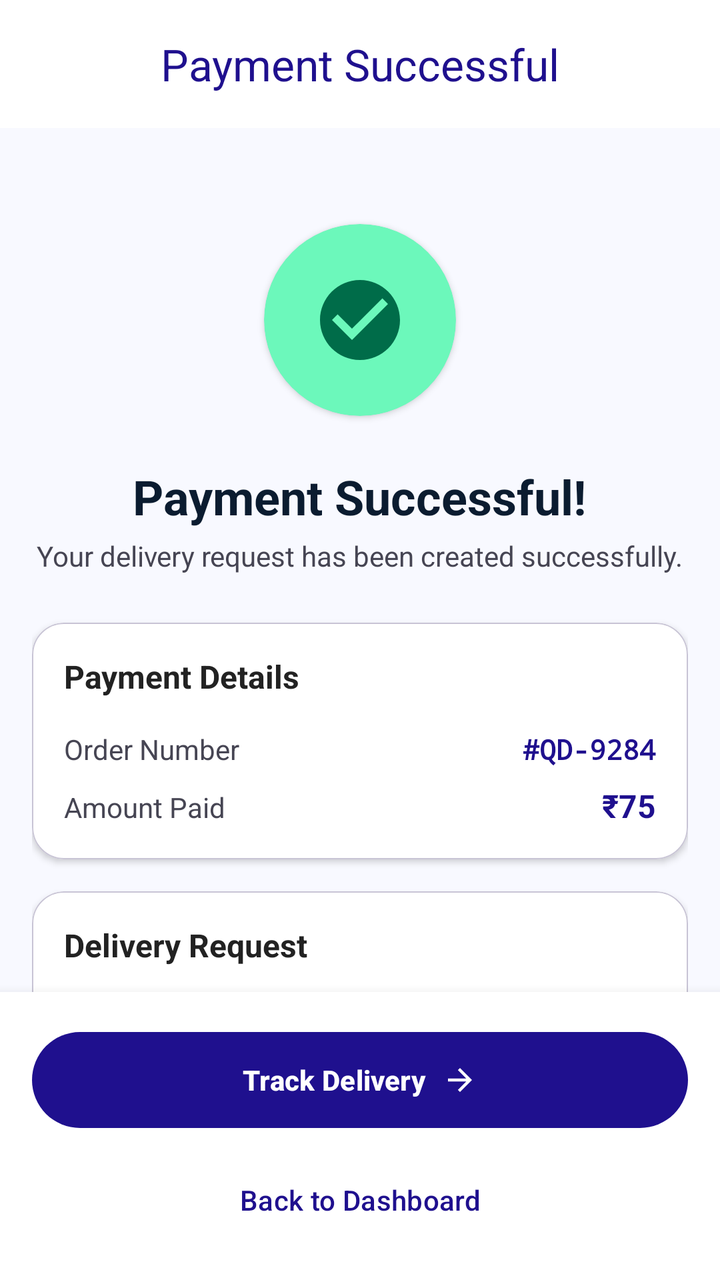
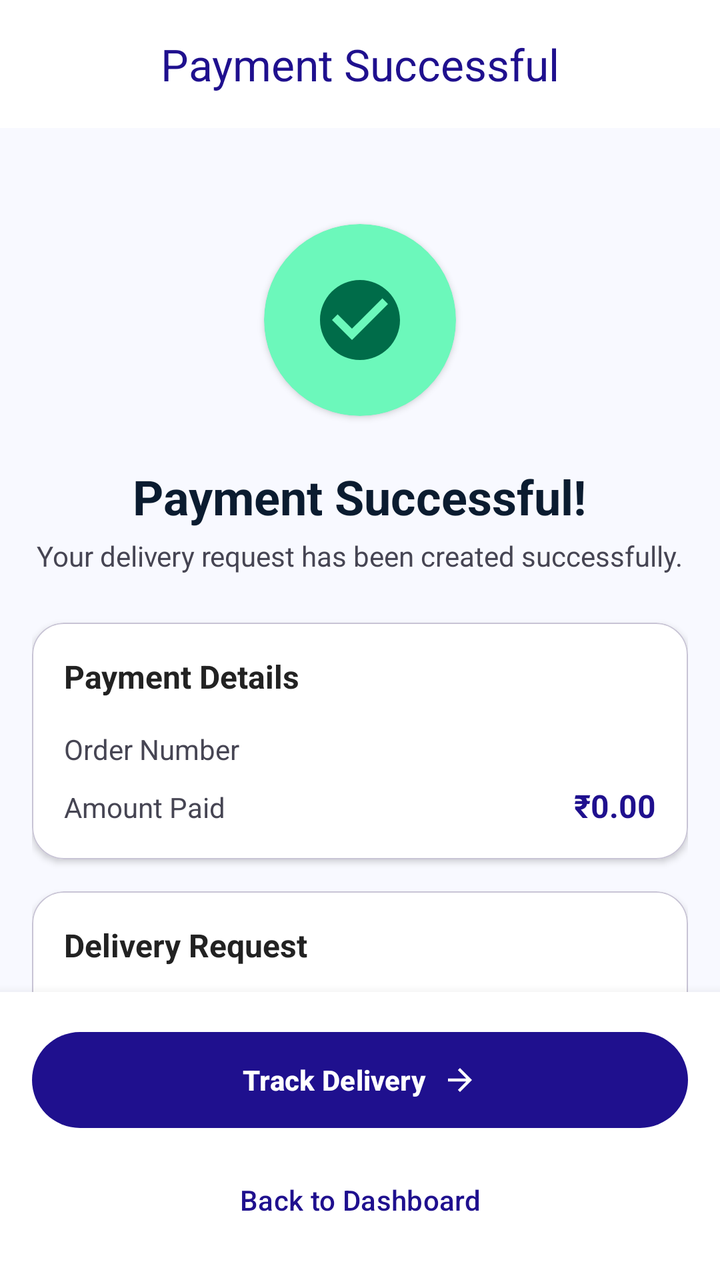

Two renders of the same Android screen: before a commit and after it. Below are the layout's source before the change and the commit's diff.
<!-- AndroidManifest.xml: application theme Theme.Quick_Drop -->
<!-- res/layout/fragment_payment_success.xml -->
<?xml version="1.0" encoding="utf-8"?>
<androidx.coordinatorlayout.widget.CoordinatorLayout xmlns:android="http://schemas.android.com/apk/res/android"
    xmlns:app="http://schemas.android.com/apk/res-auto"
    xmlns:tools="http://schemas.android.com/tools"
    android:layout_width="match_parent"
    android:layout_height="match_parent"
    android:background="@color/vf_background">

    <com.google.android.material.appbar.AppBarLayout
        android:layout_width="match_parent"
        android:layout_height="wrap_content"
        android:background="@color/white"
        app:elevation="1dp">

        <com.google.android.material.appbar.MaterialToolbar
            android:id="@+id/toolbar"
            android:layout_width="match_parent"
            android:layout_height="?attr/actionBarSize"
            app:title="Payment Successful"
            app:titleCentered="true"
            app:titleTextColor="@color/vf_primary" />
    </com.google.android.material.appbar.AppBarLayout>

    <androidx.core.widget.NestedScrollView
        android:layout_width="match_parent"
        android:layout_height="match_parent"
        android:fillViewport="true"
        android:clipToPadding="false"
        android:paddingBottom="120dp"
        app:layout_behavior="@string/appbar_scrolling_view_behavior">

        <LinearLayout
            android:layout_width="match_parent"
            android:layout_height="wrap_content"
            android:gravity="center_horizontal"
            android:orientation="vertical"
            android:padding="@dimen/stitch_margin_mobile">

            <com.google.android.material.card.MaterialCardView
                android:layout_width="96dp"
                android:layout_height="96dp"
                android:layout_marginTop="@dimen/stitch_xl"
                app:cardBackgroundColor="@color/vf_secondary_container"
                app:cardCornerRadius="48dp"
                app:cardElevation="2dp"
                app:strokeWidth="0dp">

                <ImageView
                    android:layout_width="48dp"
                    android:layout_height="48dp"
                    android:layout_gravity="center"
                    app:srcCompat="@drawable/ic_check_circle"
                    app:tint="@color/vf_secondary" />
            </com.google.android.material.card.MaterialCardView>

            <TextView
                style="@style/Stitch.Typography.HeadlineMedium"
                android:layout_width="wrap_content"
                android:layout_height="wrap_content"
                android:layout_marginTop="@dimen/stitch_lg"
                android:text="Payment Successful!" />

            <TextView
                style="@style/Stitch.Typography.BodyMedium"
                android:layout_width="wrap_content"
                android:layout_height="wrap_content"
                android:layout_marginTop="@dimen/stitch_xs"
                android:gravity="center"
                android:text="Your delivery request has been created successfully." />

            
            <com.google.android.material.card.MaterialCardView
                style="@style/Stitch.Card.Level1"
                android:layout_width="match_parent"
                android:layout_height="wrap_content"
                android:layout_marginTop="@dimen/stitch_lg">

                <LinearLayout
                    android:layout_width="match_parent"
                    android:layout_height="wrap_content"
                    android:orientation="vertical"
                    android:padding="@dimen/stitch_md">

                    <TextView
                        style="@style/Stitch.Typography.BodyLarge"
                        android:layout_width="wrap_content"
                        android:layout_height="wrap_content"
                        android:text="Payment Details"
                        android:textStyle="bold" />

                    <LinearLayout
                        android:layout_width="match_parent"
                        android:layout_height="wrap_content"
                        android:layout_marginTop="@dimen/stitch_md"
                        android:orientation="horizontal">

                        <TextView
                            style="@style/Stitch.Typography.BodyMedium"
                            android:layout_width="0dp"
                            android:layout_height="wrap_content"
                            android:layout_weight="1"
                            android:text="Order Number" />

                        <TextView
                            style="@style/Stitch.Typography.CodeMono"
                            android:layout_width="wrap_content"
                            android:layout_height="wrap_content"
                            android:text="#QD-9284"
                            android:textStyle="bold" />
                    </LinearLayout>

                    <LinearLayout
                        android:layout_width="match_parent"
                        android:layout_height="wrap_content"
                        android:layout_marginTop="@dimen/stitch_sm"
                        android:orientation="horizontal">

                        <TextView
                            style="@style/Stitch.Typography.BodyMedium"
                            android:layout_width="0dp"
                            android:layout_height="wrap_content"
                            android:layout_weight="1"
                            android:text="Amount Paid" />

                        <TextView
                            style="@style/Stitch.Typography.BodyLarge"
                            android:layout_width="wrap_content"
                            android:layout_height="wrap_content"
                            android:text="₹75"
                            android:textStyle="bold"
                            android:textColor="@color/vf_primary" />
                    </LinearLayout>
                </LinearLayout>
            </com.google.android.material.card.MaterialCardView>

            
            <com.google.android.material.card.MaterialCardView
                style="@style/Stitch.Card.Level1"
                android:layout_width="match_parent"
                android:layout_height="wrap_content"
                android:layout_marginTop="@dimen/stitch_md">

                <LinearLayout
                    android:layout_width="match_parent"
                    android:layout_height="wrap_content"
                    android:orientation="vertical"
                    android:padding="@dimen/stitch_md">

                    <TextView
                        style="@style/Stitch.Typography.BodyLarge"
                        android:layout_width="wrap_content"
                        android:layout_height="wrap_content"
                        android:text="Delivery Request"
                        android:textStyle="bold" />

                    
                    <androidx.constraintlayout.widget.ConstraintLayout
                        android:layout_width="match_parent"
                        android:layout_height="wrap_content"
                        android:layout_marginTop="@dimen/stitch_md">

                        <View
                            android:layout_width="2dp"
                            android:layout_height="0dp"
                            android:layout_marginStart="4dp"
                            android:layout_marginTop="8dp"
                            android:layout_marginBottom="8dp"
                            android:background="@color/vf_outline_variant"
                            app:layout_constraintBottom_toBottomOf="@id/destPoint"
                            app:layout_constraintStart_toStartOf="@id/pickupPoint"
                            app:layout_constraintTop_toTopOf="@id/pickupPoint" />

                        <View
                            android:id="@+id/pickupPoint"
                            android:layout_width="10dp"
                            android:layout_height="10dp"
                            android:background="@drawable/shape_circle_white"
                            android:backgroundTint="@color/vf_outline"
                            app:layout_constraintStart_toStartOf="parent"
                            app:layout_constraintTop_toTopOf="parent" />

                        <TextView
                            android:id="@+id/tvPickupLabel"
                            style="@style/Stitch.Typography.LabelMedium"
                            android:layout_width="wrap_content"
                            android:layout_height="wrap_content"
                            android:layout_marginStart="@dimen/stitch_md"
                            android:text="Pickup"
                            app:layout_constraintStart_toEndOf="@id/pickupPoint"
                            app:layout_constraintTop_toTopOf="@id/pickupPoint" />

                        <TextView
                            style="@style/Stitch.Typography.BodyMedium"
                            android:layout_width="wrap_content"
                            android:layout_height="wrap_content"
                            android:text="123 Tech Park"
                            android:textColor="@color/vf_on_surface"
                            android:textStyle="bold"
                            app:layout_constraintStart_toStartOf="@id/tvPickupLabel"
                            app:layout_constraintTop_toBottomOf="@id/tvPickupLabel" />

                        <View
                            android:id="@+id/destPoint"
                            android:layout_width="10dp"
                            android:layout_height="10dp"
                            android:layout_marginTop="48dp"
                            android:background="@drawable/shape_circle_white"
                            android:backgroundTint="@color/vf_primary"
                            app:layout_constraintStart_toStartOf="parent"
                            app:layout_constraintTop_toBottomOf="@id/pickupPoint" />

                        <TextView
                            android:id="@+id/tvDestLabel"
                            style="@style/Stitch.Typography.LabelMedium"
                            android:layout_width="wrap_content"
                            android:layout_height="wrap_content"
                            android:layout_marginStart="@dimen/stitch_md"
                            android:text="Deliver to"
                            android:textColor="@color/vf_primary"
                            app:layout_constraintStart_toEndOf="@id/destPoint"
                            app:layout_constraintTop_toTopOf="@id/destPoint" />

                        <TextView
                            style="@style/Stitch.Typography.BodyMedium"
                            android:layout_width="wrap_content"
                            android:layout_height="wrap_content"
                            android:text="456 Elm Street"
                            android:textColor="@color/vf_on_surface"
                            android:textStyle="bold"
                            app:layout_constraintStart_toStartOf="@id/tvDestLabel"
                            app:layout_constraintTop_toBottomOf="@id/tvDestLabel" />
                    </androidx.constraintlayout.widget.ConstraintLayout>
                </LinearLayout>
            </com.google.android.material.card.MaterialCardView>

            
            <LinearLayout
                android:layout_width="match_parent"
                android:layout_height="wrap_content"
                android:layout_marginTop="@dimen/stitch_md"
                android:background="@drawable/shape_pill_white"
                android:backgroundTint="@color/vf_surface_variant"
                android:gravity="center_vertical"
                android:orientation="horizontal"
                android:padding="@dimen/stitch_md">

                <ImageView
                    android:layout_width="24dp"
                    android:layout_height="24dp"
                    app:srcCompat="@drawable/ic_fact_check"
                    app:tint="@color/vf_primary" />

                <TextView
                    style="@style/Stitch.Typography.BodyMedium"
                    android:layout_width="wrap_content"
                    android:layout_height="wrap_content"
                    android:layout_marginStart="@dimen/stitch_md"
                    android:text="Your delivery request is now being processed."
                    android:textColor="@color/vf_on_surface" />
            </LinearLayout>

        </LinearLayout>
    </androidx.core.widget.NestedScrollView>

    <LinearLayout
        android:layout_width="match_parent"
        android:layout_height="wrap_content"
        android:layout_gravity="bottom"
        android:background="@color/white"
        android:elevation="8dp"
        android:orientation="vertical"
        android:padding="@dimen/stitch_margin_mobile">

        <com.google.android.material.button.MaterialButton
            android:id="@+id/btnTrack"
            style="@style/Stitch.Button.Primary"
            android:layout_width="match_parent"
            android:text="Track Delivery"
            app:icon="@drawable/ic_arrow_forward"
            app:iconGravity="textEnd"
            app:cornerRadius="32dp" />

        <com.google.android.material.button.MaterialButton
            android:id="@+id/btnDashboard"
            style="@style/Widget.Material3.Button.TextButton"
            android:layout_width="match_parent"
            android:layout_height="wrap_content"
            android:layout_marginTop="@dimen/stitch_sm"
            android:text="Back to Dashboard"
            android:textColor="@color/vf_primary" />
    </LinearLayout>

</androidx.coordinatorlayout.widget.CoordinatorLayout>
<!-- resources referenced by this layout -->
<resources>
  <color name="vf_background">#f8f9ff</color>
  <color name="vf_on_surface">#0b1c30</color>
  <color name="vf_outline">#777584</color>
  <color name="vf_outline_variant">#c8c4d5</color>
  <color name="vf_primary">#1f108e</color>
  <color name="vf_secondary">#006c49</color>
  <color name="vf_secondary_container">#6cf8bb</color>
  <color name="vf_surface_variant">#d3e4fe</color>
  <color name="white">#ffffff</color>
  <dimen name="stitch_lg">24dp</dimen>
  <dimen name="stitch_margin_mobile">16dp</dimen>
  <dimen name="stitch_md">16dp</dimen>
  <dimen name="stitch_sm">8dp</dimen>
  <dimen name="stitch_xl">32dp</dimen>
  <dimen name="stitch_xs">4dp</dimen>
  <!-- drawable ic_arrow_forward (drawable) -->
  <vector xmlns:android="http://schemas.android.com/apk/res/android"
      android:width="24dp"
      android:height="24dp"
      android:viewportWidth="24"
      android:viewportHeight="24">
    <path
        android:fillColor="#ffffff"
        android:pathData="M12,4l-1.41,1.41L16.17,11H4v2h12.17l-5.58,5.59L12,20l8,-8z"/>
  </vector>
  <!-- drawable shape_circle_white (drawable) -->
  <?xml version="1.0" encoding="utf-8"?>
  <shape xmlns:android="http://schemas.android.com/apk/res/android"
      android:shape="oval">
      <solid android:color="@color/white" />
  </shape>
  <!-- drawable shape_pill_white (drawable) -->
  <?xml version="1.0" encoding="utf-8"?>
  <shape xmlns:android="http://schemas.android.com/apk/res/android"
      android:shape="rectangle">
      <solid android:color="@color/white" />
      <corners android:radius="999dp" />
  </shape>
  <style name="Stitch.Typography.BodyLarge">
          <item name="android:textSize">16sp</item>
          <item name="android:textColor">#222222</item>
          <item name="android:textColorHint">#777777</item>
      </style>
  <style name="Stitch.Typography.BodyMedium">
          <item name="android:textSize">14sp</item>
          <item name="android:textColor">@color/vf_on_surface_variant</item>
      </style>
  <style name="Stitch.Typography.CodeMono">
          <item name="android:textSize">14sp</item>
          <item name="android:fontFamily">monospace</item>
          <item name="android:textColor">@color/vf_primary</item>
      </style>
  <style name="Stitch.Typography.HeadlineMedium">
          <item name="android:textSize">24sp</item>
          <item name="android:textStyle">bold</item>
          <item name="android:textColor">@color/vf_on_background</item>
      </style>
  <style name="Stitch.Typography.LabelMedium">
          <item name="android:textSize">12sp</item>
          <item name="android:textStyle">bold</item>
          <item name="android:textAllCaps">true</item>
          <item name="android:textColor">@color/vf_outline</item>
          <item name="android:letterSpacing">0.05</item>
      </style>
  <style name="Theme.Quick_Drop" parent="Base.Theme.Quick_Drop" />
  <color name="vf_on_primary">#ffffff</color>
  <dimen name="stitch_rounded_default">8dp</dimen>
  <color name="vf_surface_container_lowest">#ffffff</color>
  <dimen name="stitch_rounded_lg">16dp</dimen>
  <color name="vf_on_surface_variant">#464553</color>
  <color name="vf_on_background">#0b1c30</color>
  <color name="vf_primary_container">#3730a3</color>
  <color name="vf_on_primary_container">#a9a7ff</color>
  <color name="vf_on_secondary">#ffffff</color>
  <color name="vf_on_secondary_container">#00714d</color>
  <color name="vf_tertiary">#422700</color>
  <color name="vf_on_tertiary">#ffffff</color>
  <color name="vf_tertiary_container">#603b00</color>
  <color name="vf_on_tertiary_container">#f49d09</color>
  <color name="vf_surface">#f8f9ff</color>
  <color name="vf_error">#ba1a1a</color>
  <color name="vf_on_error">#ffffff</color>
  <style name="Widget.QuickDrop.EditText" parent="Widget.AppCompat.EditText">
          <item name="android:textColor">#222222</item>
          <item name="android:textColorHint">#777777</item>
      </style>
  <!-- unchanged entries left out for length: 5 -->
</resources>

<!-- the commit's change to res/layout/fragment_payment_success.xml (unified diff, before → after) -->
@@ -50,7 +50,8 @@
                     android:layout_height="48dp"
                     android:layout_gravity="center"
                     app:srcCompat="@drawable/ic_check_circle"
-                    app:tint="@color/vf_secondary" />
+                    app:tint="@color/vf_secondary"
+                    android:contentDescription="Success Icon" />
             </com.google.android.material.card.MaterialCardView>
 
             <TextView
@@ -102,10 +103,11 @@
                             android:text="Order Number" />
 
                         <TextView
+                            android:id="@+id/tvOrderNumber"
                             style="@style/Stitch.Typography.CodeMono"
                             android:layout_width="wrap_content"
                             android:layout_height="wrap_content"
-                            android:text="#QD-9284"
+                            android:text=""
                             android:textStyle="bold" />
                     </LinearLayout>
 
@@ -123,10 +125,11 @@
                             android:text="Amount Paid" />
 
                         <TextView
+                            android:id="@+id/tvAmountPaid"
                             style="@style/Stitch.Typography.BodyLarge"
                             android:layout_width="wrap_content"
                             android:layout_height="wrap_content"
-                            android:text="₹75"
+                            android:text="₹0.00"
                             android:textStyle="bold"
                             android:textColor="@color/vf_primary" />
                     </LinearLayout>
@@ -190,10 +193,11 @@
                             app:layout_constraintTop_toTopOf="@id/pickupPoint" />
 
                         <TextView
-                            style="@style/Stitch.Typography.BodyMedium"
-                            android:layout_width="wrap_content"
-                            android:layout_height="wrap_content"
-                            android:text="123 Tech Park"
+                            android:id="@+id/tvPickupAddress"
+                            style="@style/Stitch.Typography.BodyMedium"
+                            android:layout_width="wrap_content"
+                            android:layout_height="wrap_content"
+                            android:text=""
                             android:textColor="@color/vf_on_surface"
                             android:textStyle="bold"
                             app:layout_constraintStart_toStartOf="@id/tvPickupLabel"
@@ -221,10 +225,11 @@
                             app:layout_constraintTop_toTopOf="@id/destPoint" />
 
                         <TextView
-                            style="@style/Stitch.Typography.BodyMedium"
-                            android:layout_width="wrap_content"
-                            android:layout_height="wrap_content"
-                            android:text="456 Elm Street"
+                            android:id="@+id/tvDeliveryAddress"
+                            style="@style/Stitch.Typography.BodyMedium"
+                            android:layout_width="wrap_content"
+                            android:layout_height="wrap_content"
+                            android:text=""
                             android:textColor="@color/vf_on_surface"
                             android:textStyle="bold"
                             app:layout_constraintStart_toStartOf="@id/tvDestLabel"
@@ -248,7 +253,8 @@
                     android:layout_width="24dp"
                     android:layout_height="24dp"
                     app:srcCompat="@drawable/ic_fact_check"
-                    app:tint="@color/vf_primary" />
+                    app:tint="@color/vf_primary"
+                    android:contentDescription="Info Icon" />
 
                 <TextView
                     style="@style/Stitch.Typography.BodyMedium"
